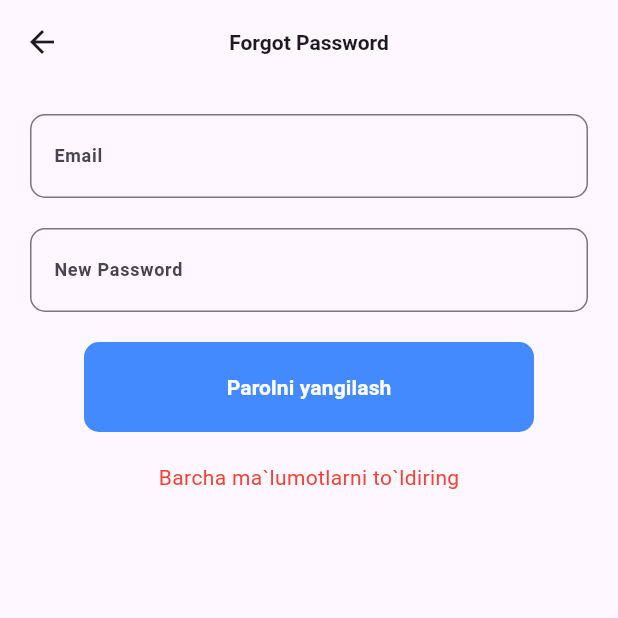
After one commit to nurmuhammad0126/imtihon_3_oy, a Flutter app: the ForgotPasswordScreen screen opened directly, after a tap on "Parolni yangilash", on a phone screen of 412 x 824 dp, the top half of it. The commit adds this screen. Run offline on Flutter 3.47's test engine with Material 3 defaults, Android fonts, the phone set to English and light mode, and no system bars; our stand-ins replace flutter_screenutil, intl_phone_field, pin_code_fields, shared_preferences; accounts and stored records are empty; network calls fail.

Commit message:
forget password bittdi

```diff
--- a/lib/models/user_model.dart
+++ b/lib/models/user_model.dart
@@ -64,4 +64,26 @@ class UserModel {
       'profile': profile.toJson(),
     };
   }
+
+  UserModel copyWith({
+    String? id,
+    String? email,
+    String? phone,
+    String? password,
+    List<CartItemModel>? cart,
+    List<OrderModel>? orders,
+    UserProfileModel? profile,
+  }) {
+    return UserModel(
+      id: id ?? this.id,
+      email: email ?? this.email,
+      phone: phone ?? this.phone,
+      password: password ?? this.password,
+      cart: cart ?? this.cart,
+      orders: orders ?? this.orders,
+      profile: profile ?? this.profile,
+    );
+  }
+
+
 }
--- /dev/null
+++ b/lib/views/forget_password/screen/forget_password.dart
@@ -0,0 +1,157 @@
+import 'package:flutter/material.dart';
+import 'package:flutter_3_oy_imtixon/view_model/user_viewmodel.dart';
+import 'package:flutter_3_oy_imtixon/view_model/validator_view_model.dart';
+import 'package:flutter_3_oy_imtixon/views/sign_in_screen/screen/sign_in_screen.dart';
+
+class ForgotPasswordScreen extends StatefulWidget {
+  const ForgotPasswordScreen({super.key});
+
+  @override
+  State<ForgotPasswordScreen> createState() => _ForgotPasswordScreenState();
+}
+
+class _ForgotPasswordScreenState extends State<ForgotPasswordScreen> {
+  final TextEditingController loginController = TextEditingController();
+  final TextEditingController newPasswordController = TextEditingController();
+  final _formKey = GlobalKey<FormState>();
+  final userViewModel = UserViewmodel();
+  String message = '';
+  bool isTrue = false;
+
+  Future<bool> resetPassword() async {
+    final login = loginController.text.trim();
+    final newPassword = newPasswordController.text;
+    setState(() {
+      isTrue = true;
+    });
+    if (login.isEmpty || newPassword.isEmpty) {
+      setState(() {
+        isTrue = false;
+        message = 'Barcha ma`lumotlarni to`ldiring';
+      });
+      return false;
+    }
+    if (_formKey.currentState!.validate()) {
+      try {
+        await userViewModel.updatePassword(login, newPassword);
+        setState(() {
+          isTrue = false;
+          message = 'Parol muvaffaqiyatli yangilandi!';
+        });
+
+        loginController.clear();
+        newPasswordController.clear();
+        return true;
+
+      } catch (e) {
+        setState(() {
+          isTrue = false;
+          message = 'Login topilmadi yoki xatolik yuz berdi.';
+        });
+        return false;
+      }
+    }
+    setState(() {
+      isTrue = false;
+    });
+    return false;
+  }
+
+  @override
+  Widget build(BuildContext context) {
+    return Scaffold(
+      appBar: AppBar(
+        centerTitle: true,
+        title: Text(
+          'Forgot Password',
+          style: TextStyle(fontWeight: FontWeight.bold, fontSize: 14),
+        ),
+      ),
+      body: Padding(
+        padding: const EdgeInsets.all(20),
+        child: Form(
+          key: _formKey,
+          child: Column(
+            children: [
+              TextFormField(
+                controller: loginController,
+                validator: Validators.validateEmail,
+                decoration: InputDecoration(
+                  border: OutlineInputBorder(
+                    borderRadius: BorderRadius.circular(10),
+                  ),
+                  labelText: 'Email',
+                  labelStyle: TextStyle(
+                    fontWeight: FontWeight.bold,
+                    fontSize: 12,
+                  ),
+                ),
+              ),
+              const SizedBox(height: 20),
+              TextFormField(
+                validator: Validators.validatePassword,
+                controller: newPasswordController,
+                decoration: InputDecoration(
+                  labelText: 'New Password',
+                  labelStyle: TextStyle(
+                    fontWeight: FontWeight.bold,
+                    fontSize: 12,
+                  ),
+                  border: OutlineInputBorder(
+                    borderRadius: BorderRadius.circular(10),
+                  ),
+                ),
+              ),
+              const SizedBox(height: 20),
+              TextButton(
+                style: TextButton.styleFrom(
+                  backgroundColor: Colors.blueAccent,
+                  minimumSize: Size(300, 60),
+                  shape: RoundedRectangleBorder(
+                    borderRadius: BorderRadius.circular(10),
+                  ),
+                ),
+                onPressed: () async {
+                  final res = await resetPassword();
+                  if (res) {
+                    if (context.mounted) {
+                      Navigator.pushAndRemoveUntil(
+                        context,
+                        MaterialPageRoute(
+                          builder: (context) => SignInScreen(),
+                        ),
+                        (route) => false,
+                      );
+                    }
+                  }
+                },
+                child: isTrue
+                    ? Center(
+                        child: CircularProgressIndicator(
+                          color: Colors.white,
+                        ),
+                      )
+                    : Text(
+                        'Parolni yangilash',
+                        style: TextStyle(
+                          color: Colors.white,
+                          fontWeight: FontWeight.bold,
+                        ),
+                      ),
+              ),
+              const SizedBox(height: 20),
+              Text(
+                message,
+                style: TextStyle(
+                  color: message.contains('muvaffaqiyatli')
+                      ? Colors.green
+                      : Colors.red,
+                ),
+              ),
+            ],
+          ),
+        ),
+      ),
+    );
+  }
+}
--- a/lib/views/sign_up_screen/screen/sign_up_screen.dart
+++ b/lib/views/sign_up_screen/screen/sign_up_screen.dart
@@ -5,7 +5,7 @@ import 'package:flutter_3_oy_imtixon/repository/user_repository.dart';
 import 'package:flutter_3_oy_imtixon/views/sign_in_screen/screen/sign_in_screen.dart';
 import 'package:flutter_screenutil/flutter_screenutil.dart';
 
-import '../view_model/validator.dart';
+import '../../../view_model/validator_view_model.dart';
 
 class SignUpScreen extends StatefulWidget {
   const SignUpScreen({super.key});
```
Also changed, not shown: lib/models/user_profile_model.dart (+9 -0 lines), lib/view_model/user_viewmodel.dart (+31 -0 lines), lib/views/sign_in_screen/screen/sign_in_screen.dart (+22 -0 lines), lib/view_model/validator_view_model.dart (renamed from lib/views/sign_up_screen/view_model/validator.dart).
